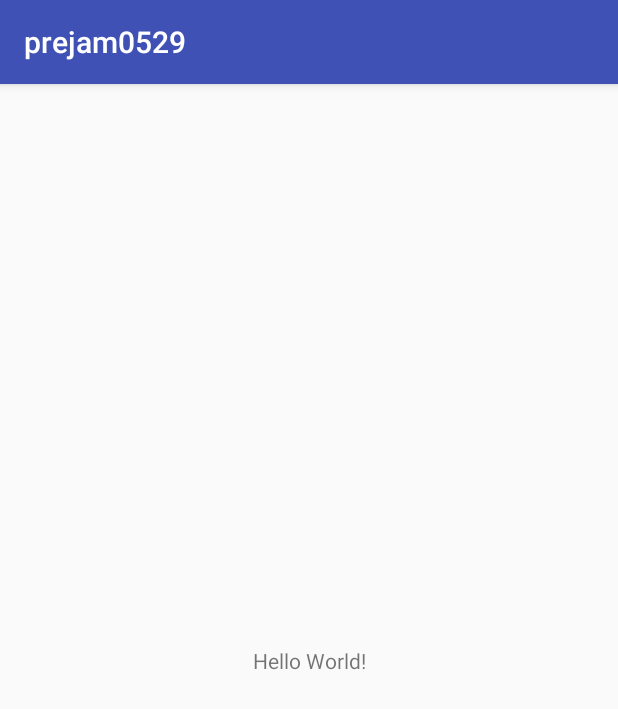
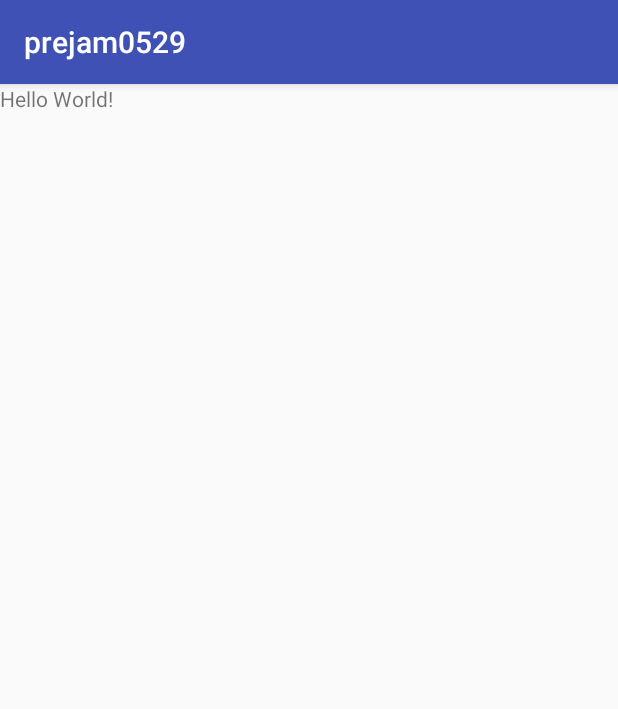
Before and after one commit to wcdi/0529_prejam, an Android app: the screen it shows after launch (MainActivity), on a phone screen of 412 x 824 dp. Shown: the top 709 px of the screen. Run offline under Robolectric (Android 15) with nearby library versions, the phone set to English and light mode, and no system bars.

```diff
--- a/app/build.gradle
+++ b/app/build.gradle
@@ -24,7 +24,11 @@ dependencies {
     androidTestCompile('com.android.support.test.espresso:espresso-core:2.2.2', {
         exclude group: 'com.android.support', module: 'support-annotations'
     })
+
     compile 'com.android.support:appcompat-v7:25.3.1'
     compile 'com.android.support.constraint:constraint-layout:1.0.2'
     testCompile 'junit:junit:4.12'
+    // for REST
+    compile 'net.arnx:jsonic:1.3.9'
+    compile 'com.squareup.okhttp3:okhttp:3.3.1'
 }
--- a/app/src/main/java/tech/wcdi/spajam/prejam0529/MainActivity.java
+++ b/app/src/main/java/tech/wcdi/spajam/prejam0529/MainActivity.java
@@ -1,7 +1,8 @@
 package tech.wcdi.spajam.prejam0529;
 
+import android.os.Bundle;
 import android.support.v7.app.AppCompatActivity;
-import android.os.Bundle;
+import android.util.Log;
 
 public class MainActivity extends AppCompatActivity {
 
@@ -9,5 +10,6 @@ public class MainActivity extends AppCompatActivity {
     protected void onCreate(Bundle savedInstanceState) {
         super.onCreate(savedInstanceState);
         setContentView(R.layout.activity_main);
+        Log.d("testing", " test code");
     }
 }
--- a/app/src/main/res/layout/activity_main.xml
+++ b/app/src/main/res/layout/activity_main.xml
@@ -8,12 +8,14 @@
     tools:context="tech.wcdi.spajam.prejam0529.MainActivity">
 
     <TextView
-        android:layout_width="wrap_content"
-        android:layout_height="wrap_content"
+        android:layout_width="match_parent"
+        android:layout_height="match_parent"
         android:text="Hello World!"
         app:layout_constraintBottom_toBottomOf="parent"
+        app:layout_constraintHorizontal_bias="0.5"
         app:layout_constraintLeft_toLeftOf="parent"
         app:layout_constraintRight_toRightOf="parent"
-        app:layout_constraintTop_toTopOf="parent"/>
+        app:layout_constraintTop_toTopOf="parent"
+        app:layout_constraintVertical_bias="0.502"/>
 
 </android.support.constraint.ConstraintLayout>
```
Also changed, not shown: app/src/main/java/tech/wcdi/spajam/prejam0529/config/Communication.java (added, +10 -0 lines), app/src/main/java/tech/wcdi/spajam/prejam0529/controllers/IModel.java (added, +10 -0 lines), app/src/main/java/tech/wcdi/spajam/prejam0529/controllers/communications/Rest.java (added, +81 -0 lines).
